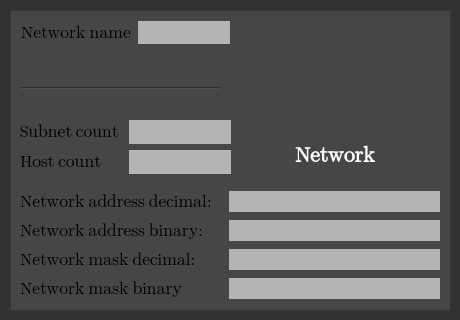
Above: src/widgetApp/NetworkDialog.ui from Projekt-zespolowy-TIU/DesignYourNetwork before the change. Below: the same form after it.
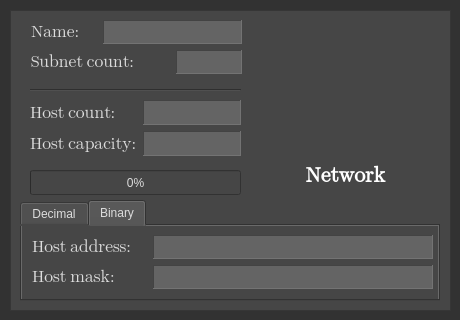
That is the form after the change. The open tabs and pages were chosen to show the change.

Commit message: updated network dialogs, added global styling

Patch:
```diff
--- a/src/widgetApp/NetworkDialog.ui
+++ b/src/widgetApp/NetworkDialog.ui
@@ -10,11 +10,19 @@
     <height>320</height>
    </rect>
   </property>
+  <property name="font">
+   <font>
+    <pointsize>13</pointsize>
+    <weight>75</weight>
+    <bold>true</bold>
+   </font>
+  </property>
   <property name="windowTitle">
    <string>Network</string>
   </property>
   <property name="styleSheet">
-   <string notr="true">background-color: rgb(50, 50, 50)</string>
+   <string notr="true">background-color: rgb(50, 50, 50);
+color: rgb(220, 220, 220);</string>
   </property>
   <widget class="QFrame" name="frame">
    <property name="geometry">
@@ -40,103 +48,11 @@
    <property name="frameShadow">
     <enum>QFrame::Raised</enum>
    </property>
-   <widget class="QLabel" name="imageLabel">
+   <widget class="QLabel" name="label_10">
     <property name="geometry">
      <rect>
-      <x>270</x>
-      <y>10</y>
-      <width>120</width>
-      <height>120</height>
-     </rect>
-    </property>
-    <property name="autoFillBackground">
-     <bool>false</bool>
-    </property>
-    <property name="styleSheet">
-     <string notr="true"/>
-    </property>
-    <property name="text">
-     <string/>
-    </property>
-    <property name="scaledContents">
-     <bool>false</bool>
-    </property>
-    <property name="alignment">
-     <set>Qt::AlignCenter</set>
-    </property>
-   </widget>
-   <widget class="QLabel" name="label_5">
-    <property name="geometry">
-     <rect>
-      <x>11</x>
-      <y>11</y>
-      <width>111</width>
-      <height>23</height>
-     </rect>
-    </property>
-    <property name="font">
-     <font>
-      <family>Segoe UI Emoji</family>
-      <pointsize>13</pointsize>
-      <weight>50</weight>
-      <italic>false</italic>
-      <bold>false</bold>
-     </font>
-    </property>
-    <property name="text">
-     <string>Network name</string>
-    </property>
-   </widget>
-   <widget class="QLabel" name="networkName">
-    <property name="geometry">
-     <rect>
-      <x>128</x>
-      <y>11</y>
-      <width>92</width>
-      <height>23</height>
-     </rect>
-    </property>
-    <property name="font">
-     <font>
-      <family>Segoe UI Emoji</family>
-      <pointsize>12</pointsize>
-      <weight>50</weight>
-      <italic>false</italic>
-      <bold>false</bold>
-     </font>
-    </property>
-    <property name="autoFillBackground">
-     <bool>false</bool>
-    </property>
-    <property name="styleSheet">
-     <string notr="true">background-color: rgb(180, 180, 180);
-color: rgb(248, 243, 183);</string>
-    </property>
-    <property name="text">
-     <string/>
-    </property>
-    <property name="alignment">
-     <set>Qt::AlignCenter</set>
-    </property>
-   </widget>
-   <widget class="Line" name="line">
-    <property name="geometry">
-     <rect>
-      <x>10</x>
-      <y>70</y>
-      <width>201</width>
-      <height>16</height>
-     </rect>
-    </property>
-    <property name="orientation">
-     <enum>Qt::Horizontal</enum>
-    </property>
-   </widget>
-   <widget class="QLabel" name="label_8">
-    <property name="geometry">
-     <rect>
-      <x>285</x>
-      <y>130</y>
+      <x>290</x>
+      <y>150</y>
       <width>91</width>
       <height>31</height>
      </rect>
@@ -155,19 +71,332 @@
     <property name="text">
      <string>Network</string>
     </property>
+    <property name="alignment">
+     <set>Qt::AlignCenter</set>
+    </property>
    </widget>
-   <widget class="QWidget" name="layoutWidget">
+   <widget class="QTabWidget" name="tabWidget">
     <property name="geometry">
      <rect>
       <x>10</x>
-      <y>110</y>
+      <y>190</y>
+      <width>420</width>
+      <height>101</height>
+     </rect>
+    </property>
+    <property name="tabPosition">
+     <enum>QTabWidget::North</enum>
+    </property>
+    <property name="currentIndex">
+     <number>0</number>
+    </property>
+    <widget class="QWidget" name="tab">
+     <attribute name="title">
+      <string>Decimal</string>
+     </attribute>
+     <widget class="QWidget" name="layoutWidget">
+      <property name="geometry">
+       <rect>
+        <x>10</x>
+        <y>10</y>
+        <width>401</width>
+        <height>54</height>
+       </rect>
+      </property>
+      <layout class="QGridLayout" name="gridLayout">
+       <item row="0" column="0">
+        <widget class="QLabel" name="label_13">
+         <property name="font">
+          <font>
+           <family>Segoe UI Emoji</family>
+           <pointsize>13</pointsize>
+           <weight>50</weight>
+           <italic>false</italic>
+           <bold>false</bold>
+          </font>
+         </property>
+         <property name="text">
+          <string>Host address:</string>
+         </property>
+        </widget>
+       </item>
+       <item row="0" column="1">
+        <widget class="QLabel" name="networkAddressDecimal">
+         <property name="minimumSize">
+          <size>
+           <width>280</width>
+           <height>0</height>
+          </size>
+         </property>
+         <property name="font">
+          <font>
+           <family>Segoe UI Emoji</family>
+           <pointsize>12</pointsize>
+           <weight>50</weight>
+           <bold>false</bold>
+          </font>
+         </property>
+         <property name="autoFillBackground">
+          <bool>false</bool>
+         </property>
+         <property name="styleSheet">
+          <string notr="true">background-color: rgb(100, 100, 100);
+</string>
+         </property>
+         <property name="frameShape">
+          <enum>QFrame::Panel</enum>
+         </property>
+         <property name="frameShadow">
+          <enum>QFrame::Sunken</enum>
+         </property>
+         <property name="text">
+          <string/>
+         </property>
+         <property name="alignment">
+          <set>Qt::AlignCenter</set>
+         </property>
+        </widget>
+       </item>
+       <item row="1" column="0">
+        <widget class="QLabel" name="label_16">
+         <property name="font">
+          <font>
+           <family>Segoe UI Emoji</family>
+           <pointsize>13</pointsize>
+           <weight>50</weight>
+           <italic>false</italic>
+           <bold>false</bold>
+          </font>
+         </property>
+         <property name="text">
+          <string>Host mask:</string>
+         </property>
+        </widget>
+       </item>
+       <item row="1" column="1">
+        <widget class="QLabel" name="networkMaskDecimal">
+         <property name="minimumSize">
+          <size>
+           <width>280</width>
+           <height>0</height>
+          </size>
+         </property>
+         <property name="font">
+          <font>
+           <family>Segoe UI Emoji</family>
+           <pointsize>12</pointsize>
+           <weight>50</weight>
+           <italic>false</italic>
+           <bold>false</bold>
+          </font>
+         </property>
+         <property name="autoFillBackground">
+          <bool>false</bool>
+         </property>
+         <property name="styleSheet">
+          <string notr="true">background-color: rgb(100, 100, 100);
+</string>
+         </property>
+         <property name="frameShape">
+          <enum>QFrame::Panel</enum>
+         </property>
+         <property name="frameShadow">
+          <enum>QFrame::Sunken</enum>
+         </property>
+         <property name="text">
+          <string/>
+         </property>
+         <property name="alignment">
+          <set>Qt::AlignCenter</set>
+         </property>
+        </widget>
+       </item>
+      </layout>
+     </widget>
+    </widget>
+    <widget class="QWidget" name="tab_2">
+     <attribute name="title">
+      <string>Binary</string>
+     </attribute>
+     <widget class="QWidget" name="layoutWidget_2">
+      <property name="geometry">
+       <rect>
+        <x>10</x>
+        <y>9</y>
+        <width>401</width>
+        <height>54</height>
+       </rect>
+      </property>
+      <layout class="QGridLayout" name="gridLayout_3">
+       <item row="1" column="1">
+        <widget class="QLabel" name="networkMaskBinary">
+         <property name="minimumSize">
+          <size>
+           <width>280</width>
+           <height>0</height>
+          </size>
+         </property>
+         <property name="font">
+          <font>
+           <family>Segoe UI Emoji</family>
+           <pointsize>10</pointsize>
+           <weight>50</weight>
+           <italic>false</italic>
+           <bold>false</bold>
+          </font>
+         </property>
+         <property name="autoFillBackground">
+          <bool>false</bool>
+         </property>
+         <property name="styleSheet">
+          <string notr="true">background-color: rgb(100, 100, 100);
+</string>
+         </property>
+         <property name="frameShape">
+          <enum>QFrame::Panel</enum>
+         </property>
+         <property name="frameShadow">
+          <enum>QFrame::Sunken</enum>
+         </property>
+         <property name="text">
+          <string/>
+         </property>
+         <property name="alignment">
+          <set>Qt::AlignCenter</set>
+         </property>
+        </widget>
+       </item>
+       <item row="0" column="0">
+        <widget class="QLabel" name="label_14">
+         <property name="font">
+          <font>
+           <family>Segoe UI Emoji</family>
+           <pointsize>13</pointsize>
+           <weight>50</weight>
+           <italic>false</italic>
+           <bold>false</bold>
+          </font>
+         </property>
+         <property name="text">
+          <string>Host address:</string>
+         </property>
+        </widget>
+       </item>
+       <item row="0" column="1">
+        <widget class="QLabel" name="networkAddressBinary">
+         <property name="minimumSize">
+          <size>
+           <width>280</width>
+           <height>0</height>
+          </size>
+         </property>
+         <property name="font">
+          <font>
+           <family>Segoe UI Emoji</family>
+           <pointsize>10</pointsize>
+           <weight>50</weight>
+           <italic>false</italic>
+           <bold>false</bold>
+          </font>
+         </property>
+         <property name="autoFillBackground">
+          <bool>false</bool>
+         </property>
+         <property name="styleSheet">
+          <string notr="true">background-color: rgb(100, 100, 100);
+</string>
+         </property>
+         <property name="frameShape">
+          <enum>QFrame::Panel</enum>
+         </property>
+         <property name="frameShadow">
+          <enum>QFrame::Sunken</enum>
+         </property>
+         <property name="text">
+          <string/>
+         </property>
+         <property name="alignment">
+          <set>Qt::AlignCenter</set>
+         </property>
+        </widget>
+       </item>
+       <item row="1" column="0">
+        <widget class="QLabel" name="label_15">
+         <property name="font">
+          <font>
+           <family>Segoe UI Emoji</family>
+           <pointsize>13</pointsize>
+           <weight>50</weight>
+           <italic>false</italic>
+           <bold>false</bold>
+          </font>
+         </property>
+         <property name="text">
+          <string>Host mask:</string>
+         </property>
+        </widget>
+       </item>
+      </layout>
+     </widget>
+    </widget>
+   </widget>
+   <widget class="QPushButton" name="graphImage">
+    <property name="enabled">
+     <bool>false</bool>
+    </property>
+    <property name="geometry">
+     <rect>
+      <x>280</x>
+      <y>30</y>
+      <width>120</width>
+      <height>120</height>
+     </rect>
+    </property>
+    <property name="text">
+     <string/>
+    </property>
+    <property name="flat">
+     <bool>true</bool>
+    </property>
+   </widget>
+   <widget class="QProgressBar" name="progressBar">
+    <property name="geometry">
+     <rect>
+      <x>20</x>
+      <y>160</y>
+      <width>211</width>
+      <height>25</height>
+     </rect>
+    </property>
+    <property name="value">
+     <number>0</number>
+    </property>
+   </widget>
+   <widget class="Line" name="line_3">
+    <property name="geometry">
+     <rect>
+      <x>20</x>
+      <y>70</y>
+      <width>211</width>
+      <height>20</height>
+     </rect>
+    </property>
+    <property name="orientation">
+     <enum>Qt::Horizontal</enum>
+    </property>
+   </widget>
+   <widget class="QWidget" name="">
+    <property name="geometry">
+     <rect>
+      <x>21</x>
+      <y>10</y>
       <width>211</width>
       <height>54</height>
      </rect>
     </property>
     <layout class="QGridLayout" name="gridLayout_2">
      <item row="0" column="0">
-      <widget class="QLabel" name="label_6">
+      <widget class="QLabel" name="label_9">
        <property name="font">
         <font>
          <family>Segoe UI Emoji</family>
@@ -178,11 +407,65 @@
         </font>
        </property>
        <property name="text">
-        <string>Subnet count</string>
+        <string>Name:</string>
        </property>
       </widget>
      </item>
-     <item row="0" column="1">
+     <item row="0" column="1" colspan="2">
+      <widget class="QLabel" name="networkName">
+       <property name="minimumSize">
+        <size>
+         <width>120</width>
+         <height>0</height>
+        </size>
+       </property>
+       <property name="font">
+        <font>
+         <family>Segoe UI Emoji</family>
+         <pointsize>12</pointsize>
+         <weight>50</weight>
+         <italic>false</italic>
+         <bold>false</bold>
+        </font>
+       </property>
+       <property name="autoFillBackground">
+        <bool>false</bool>
+       </property>
+       <property name="styleSheet">
+        <string notr="true">background-color: rgb(100, 100, 100);
+</string>
+       </property>
+       <property name="frameShape">
+        <enum>QFrame::Panel</enum>
+       </property>
+       <property name="frameShadow">
+        <enum>QFrame::Sunken</enum>
+       </property>
+       <property name="text">
+        <string/>
+       </property>
+       <property name="alignment">
+        <set>Qt::AlignCenter</set>
+       </property>
+      </widget>
+     </item>
+     <item row="1" column="0" colspan="2">
+      <widget class="QLabel" name="label_12">
+       <property name="font">
+        <font>
+         <family>Segoe UI Emoji</family>
+         <pointsize>13</pointsize>
+         <weight>50</weight>
+         <italic>false</italic>
+         <bold>false</bold>
+        </font>
+       </property>
+       <property name="text">
+        <string>Subnet count:</string>
+       </property>
+      </widget>
+     </item>
+     <item row="1" column="2">
       <widget class="QLabel" name="subnetCount">
        <property name="font">
         <font>
@@ -197,8 +480,14 @@
         <bool>false</bool>
        </property>
        <property name="styleSheet">
-        <string notr="true">background-color: rgb(180, 180, 180);
-color: rgb(248, 243, 183);</string>
+        <string notr="true">background-color: rgb(100, 100, 100);
+</string>
+       </property>
+       <property name="frameShape">
+        <enum>QFrame::Panel</enum>
+       </property>
+       <property name="frameShadow">
+        <enum>QFrame::Sunken</enum>
        </property>
        <property name="text">
         <string/>
@@ -208,8 +497,20 @@
        </property>
       </widget>
      </item>
-     <item row="1" column="0">
-      <widget class="QLabel" name="label_7">
+    </layout>
+   </widget>
+   <widget class="QWidget" name="">
+    <property name="geometry">
+     <rect>
+      <x>20</x>
+      <y>90</y>
+      <width>211</width>
+      <height>56</height>
+     </rect>
+    </property>
+    <layout class="QGridLayout" name="gridLayout_4">
+     <item row="0" column="0">
+      <widget class="QLabel" name="label_17">
        <property name="font">
         <font>
          <family>Segoe UI Emoji</family>
@@ -220,11 +521,11 @@
         </font>
        </property>
        <property name="text">
-        <string>Host count</string>
+        <string>Host count:</string>
        </property>
       </widget>
      </item>
-     <item row="1" column="1">
+     <item row="0" column="1">
       <widget class="QLabel" name="hostCount">
        <property name="font">
         <font>
@@ -239,9 +540,15 @@
         <bool>false</bool>
        </property>
        <property name="styleSheet">
-        <string notr="true">background-color: rgb(180, 180, 180);
-color: rgb(248, 243, 183);</string>
+        <string notr="true">background-color: rgb(100, 100, 100);
+</string>
        </property>
+       <property name="frameShape">
+        <enum>QFrame::Panel</enum>
+       </property>
+       <property name="frameShadow">
+        <enum>QFrame::Sunken</enum>
+       </property>
        <property name="text">
         <string/>
        </property>
@@ -250,226 +557,56 @@
        </property>
       </widget>
      </item>
+     <item row="1" column="1">
+      <widget class="QLabel" name="hostCapacity">
+       <property name="font">
+        <font>
+         <family>Segoe UI Emoji</family>
+         <pointsize>12</pointsize>
+         <weight>50</weight>
+         <italic>false</italic>
+         <bold>false</bold>
+        </font>
+       </property>
+       <property name="autoFillBackground">
+        <bool>false</bool>
+       </property>
+       <property name="styleSheet">
+        <string notr="true">background-color: rgb(100, 100, 100);
+</string>
+       </property>
+       <property name="frameShape">
+        <enum>QFrame::Panel</enum>
+       </property>
+       <property name="frameShadow">
+        <enum>QFrame::Sunken</enum>
+       </property>
+       <property name="text">
+        <string/>
+       </property>
+       <property name="alignment">
+        <set>Qt::AlignCenter</set>
+       </property>
+      </widget>
+     </item>
+     <item row="1" column="0">
+      <widget class="QLabel" name="label_11">
+       <property name="font">
+        <font>
+         <family>Segoe UI Emoji</family>
+         <pointsize>13</pointsize>
+         <weight>50</weight>
+         <italic>false</italic>
+         <bold>false</bold>
+        </font>
+       </property>
+       <property name="text">
+        <string>Host capacity:</string>
+       </property>
+      </widget>
+     </item>
     </layout>
    </widget>
-   <widget class="QLabel" name="networkMaskBinary">
-    <property name="geometry">
-     <rect>
-      <x>219</x>
-      <y>268</y>
-      <width>211</width>
-      <height>21</height>
-     </rect>
-    </property>
-    <property name="font">
-     <font>
-      <family>Segoe UI Emoji</family>
-      <pointsize>8</pointsize>
-      <weight>75</weight>
-      <italic>false</italic>
-      <bold>true</bold>
-     </font>
-    </property>
-    <property name="autoFillBackground">
-     <bool>false</bool>
-    </property>
-    <property name="styleSheet">
-     <string notr="true">background-color: rgb(180, 180, 180);
-color: rgb(248, 243, 183);</string>
-    </property>
-    <property name="text">
-     <string/>
-    </property>
-    <property name="alignment">
-     <set>Qt::AlignCenter</set>
-    </property>
-   </widget>
-   <widget class="QLabel" name="networkMaskDecimal">
-    <property name="geometry">
-     <rect>
-      <x>219</x>
-      <y>239</y>
-      <width>211</width>
-      <height>21</height>
-     </rect>
-    </property>
-    <property name="font">
-     <font>
-      <family>Segoe UI Emoji</family>
-      <pointsize>12</pointsize>
-      <weight>75</weight>
-      <italic>false</italic>
-      <bold>true</bold>
-     </font>
-    </property>
-    <property name="autoFillBackground">
-     <bool>false</bool>
-    </property>
-    <property name="styleSheet">
-     <string notr="true">background-color: rgb(180, 180, 180);
-color: rgb(248, 243, 183);</string>
-    </property>
-    <property name="text">
-     <string/>
-    </property>
-    <property name="alignment">
-     <set>Qt::AlignCenter</set>
-    </property>
-   </widget>
-   <widget class="QLabel" name="networkAddressDecimal">
-    <property name="geometry">
-     <rect>
-      <x>219</x>
-      <y>181</y>
-      <width>211</width>
-      <height>21</height>
-     </rect>
-    </property>
-    <property name="font">
-     <font>
-      <family>Segoe UI Emoji</family>
-      <pointsize>12</pointsize>
-      <weight>75</weight>
-      <bold>true</bold>
-     </font>
-    </property>
-    <property name="autoFillBackground">
-     <bool>false</bool>
-    </property>
-    <property name="styleSheet">
-     <string notr="true">background-color: rgb(180, 180, 180);
-color: rgb(248, 243, 183);</string>
-    </property>
-    <property name="frameShadow">
-     <enum>QFrame::Raised</enum>
-    </property>
-    <property name="text">
-     <string/>
-    </property>
-    <property name="alignment">
-     <set>Qt::AlignCenter</set>
-    </property>
-   </widget>
-   <widget class="QLabel" name="label_2">
-    <property name="geometry">
-     <rect>
-      <x>10</x>
-      <y>180</y>
-      <width>193</width>
-      <height>23</height>
-     </rect>
-    </property>
-    <property name="font">
-     <font>
-      <family>Segoe UI Emoji</family>
-      <pointsize>13</pointsize>
-      <weight>50</weight>
-      <italic>false</italic>
-      <bold>false</bold>
-     </font>
-    </property>
-    <property name="text">
-     <string>Network address decimal:</string>
-    </property>
-   </widget>
-   <widget class="QLabel" name="label">
-    <property name="geometry">
-     <rect>
-      <x>10</x>
-      <y>209</y>
-      <width>182</width>
-      <height>23</height>
-     </rect>
-    </property>
-    <property name="font">
-     <font>
-      <family>Segoe UI Emoji</family>
-      <pointsize>13</pointsize>
-      <weight>50</weight>
-      <italic>false</italic>
-      <bold>false</bold>
-     </font>
-    </property>
-    <property name="text">
-     <string>Network address binary:</string>
-    </property>
-   </widget>
-   <widget class="QLabel" name="label_3">
-    <property name="geometry">
-     <rect>
-      <x>10</x>
-      <y>267</y>
-      <width>163</width>
-      <height>23</height>
-     </rect>
-    </property>
-    <property name="font">
-     <font>
-      <family>Segoe UI Emoji</family>
-      <pointsize>13</pointsize>
-      <weight>50</weight>
-      <italic>false</italic>
-      <bold>false</bold>
-     </font>
-    </property>
-    <property name="text">
-     <string>Network mask binary:</string>
-    </property>
-   </widget>
-   <widget class="QLabel" name="label_4">
-    <property name="geometry">
-     <rect>
-      <x>10</x>
-      <y>238</y>
-      <width>175</width>
-      <height>23</height>
-     </rect>
-    </property>
-    <property name="font">
-     <font>
-      <family>Segoe UI Emoji</family>
-      <pointsize>13</pointsize>
-      <weight>50</weight>
-      <italic>false</italic>
-      <bold>false</bold>
-     </font>
-    </property>
-    <property name="text">
-     <string>Network mask decimal:</string>
-    </property>
-   </widget>
-   <widget class="QLabel" name="networkAddressBinary">
-    <property name="geometry">
-     <rect>
-      <x>219</x>
-      <y>210</y>
-      <width>211</width>
-      <height>21</height>
-     </rect>
-    </property>
-    <property name="font">
-     <font>
-      <family>Segoe UI Emoji</family>
-      <pointsize>8</pointsize>
-      <weight>75</weight>
-      <italic>false</italic>
-      <bold>true</bold>
-     </font>
-    </property>
-    <property name="autoFillBackground">
-     <bool>false</bool>
-    </property>
-    <property name="styleSheet">
-     <string notr="true">background-color: rgb(180, 180, 180);
-color: rgb(248, 243, 183);</string>
-    </property>
-    <property name="text">
-     <string/>
-    </property>
-    <property name="alignment">
-     <set>Qt::AlignCenter</set>
-    </property>
-   </widget>
   </widget>
  </widget>
  <resources/>
```
The commit also changes 11 other files.
